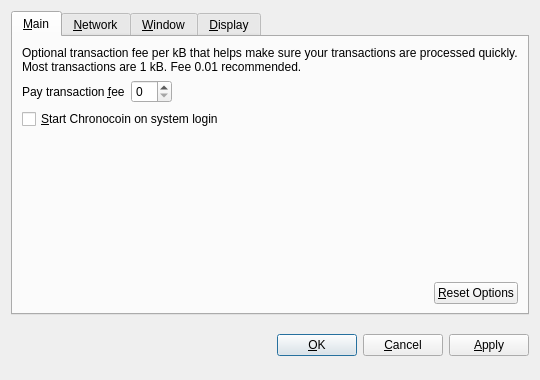
Old version of the form src/qt/forms/optionsdialog.ui in the repository chronokings/huntercoin.
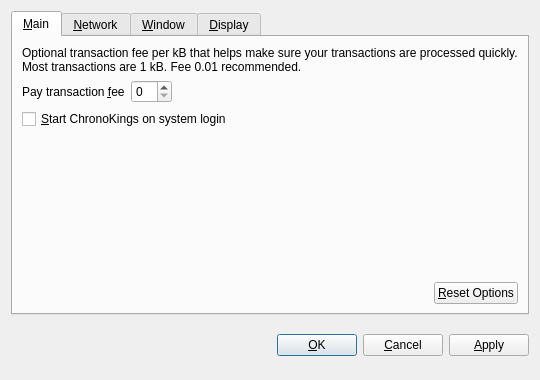
New version of the form. Custom widgets are drawn as their Qt base class.

Commit message: Renamed from Chronocoin to Chrono Kings to avoid similarity with some existing website.

The edit to the form file:
```diff
--- a/src/qt/forms/optionsdialog.ui
+++ b/src/qt/forms/optionsdialog.ui
@@ -82,7 +82,7 @@
           <string>Automatically start Chronocoin after logging in to the system.</string>
          </property>
          <property name="text">
-          <string>&amp;Start Chronocoin on system login</string>
+          <string>&amp;Start ChronoKings on system login</string>
          </property>
         </widget>
        </item>
```
Left out of the diff: 10 changed lines with no effect on the pictures. The commit also changes 88 other files.
